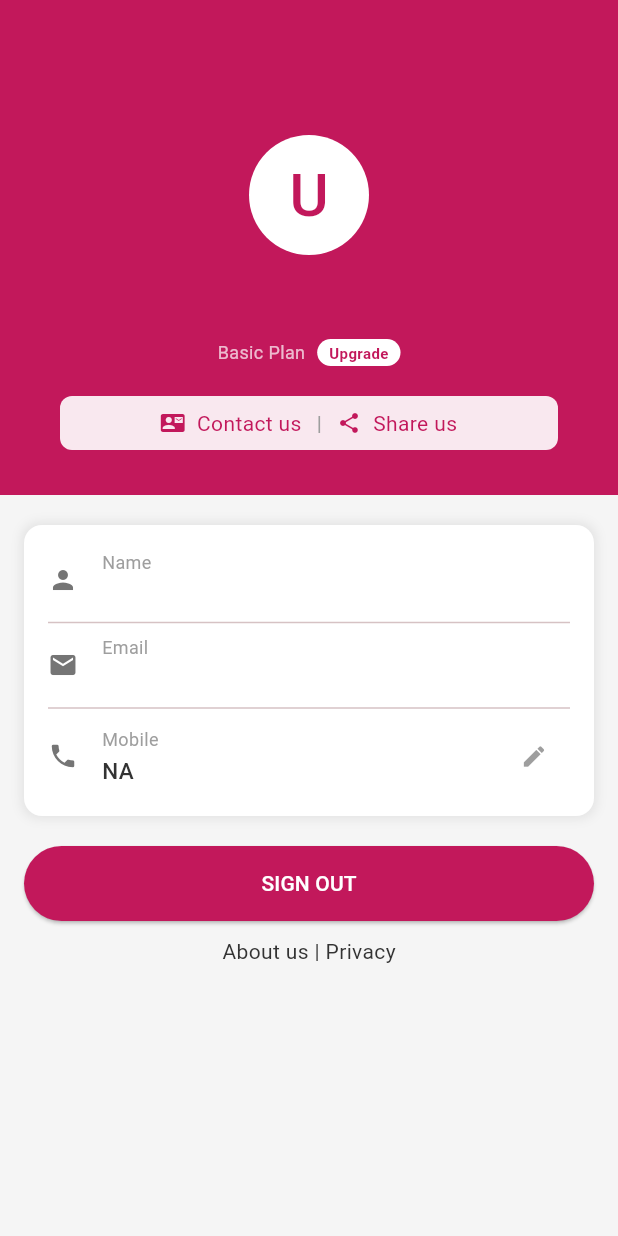
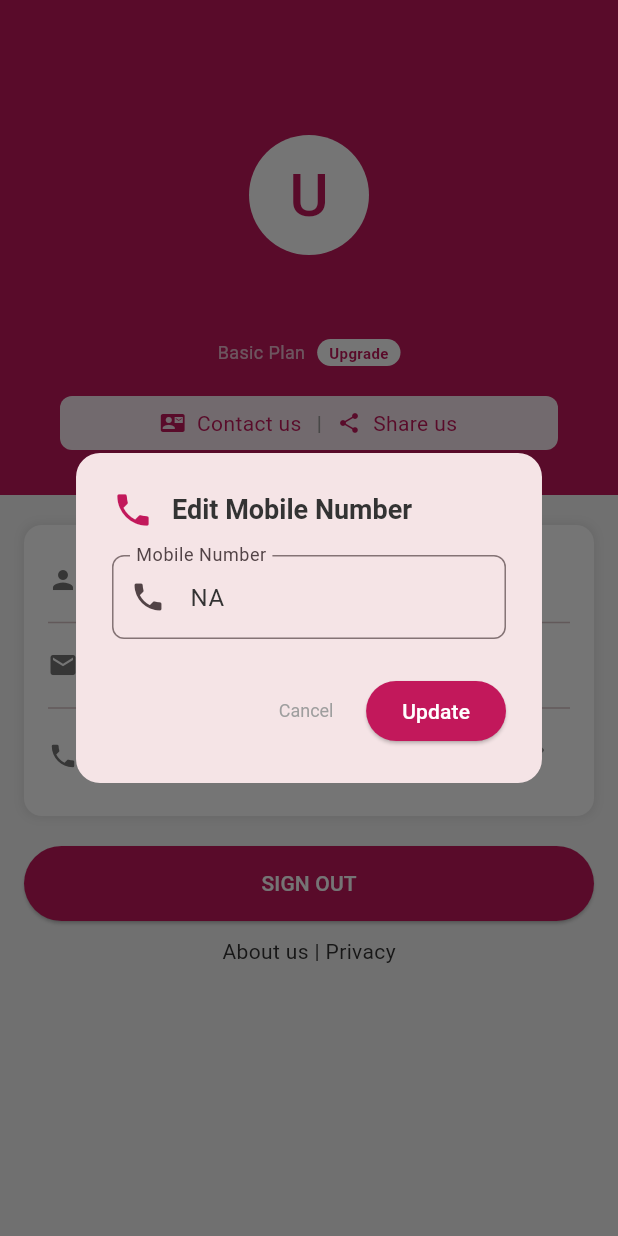
Before and after one commit to appDIbetu/tutor, a Flutter app: the ProfileScreen screen opened directly, after a tap on the "edit" icon, on a phone screen of 412 x 824 dp. Run offline on Flutter 3.47's test engine with Material 3 defaults, Android fonts, the phone set to English and light mode, and no system bars; our stand-ins replace bloc, carousel_slider, equatable, firebase_auth, firebase_core, fl_chart and 8 more; missing offline and left inert: syncfusion_flutter_pdfviewer; accounts and stored records are empty; network calls fail; Roboto replaces fonts that are missing (Poppins).

```diff
--- a/lib/features/profile/view/profile_screen.dart
+++ b/lib/features/profile/view/profile_screen.dart
@@ -19,6 +19,7 @@ class ProfileScreen extends StatefulWidget {
 class _ProfileScreenState extends State<ProfileScreen> {
   Map<String, String> userData = {};
   bool isLoading = true;
+  final TextEditingController _mobileController = TextEditingController();
 
   @override
   void initState() {
@@ -26,6 +27,12 @@ class _ProfileScreenState extends State<ProfileScreen> {
     _loadUserData();
     // Request premium status when screen loads
     context.read<PremiumBloc>().add(PremiumStatusRequested());
+  }
+
+  @override
+  void dispose() {
+    _mobileController.dispose();
+    super.dispose();
   }
 
   Future<void> _loadUserData() async {
@@ -299,7 +306,11 @@ class _ProfileScreenState extends State<ProfileScreen> {
             const Spacer(),
             if (isEditable)
               IconButton(
-                onPressed: () {},
+                onPressed: () {
+                  if (label == 'Mobile') {
+                    _showEditMobileDialog(context);
+                  }
+                },
                 icon: const Icon(Icons.edit, size: 18, color: Colors.grey),
               ),
           ],
@@ -402,4 +413,110 @@ class _ProfileScreenState extends State<ProfileScreen> {
       },
     );
   }
+
+  void _showEditMobileDialog(BuildContext context) {
+    _mobileController.text = userData['mobile'] ?? '';
+
+    showDialog(
+      context: context,
+      builder: (BuildContext context) {
+        return AlertDialog(
+          shape: RoundedRectangleBorder(
+            borderRadius: BorderRadius.circular(16),
+          ),
+          title: Row(
+            children: [
+              Icon(Icons.phone, color: AppColors.primary, size: 28),
+              const SizedBox(width: 12),
+              const Text(
+                'Edit Mobile Number',
+                style: TextStyle(fontSize: 18, fontWeight: FontWeight.bold),
+              ),
+            ],
+          ),
+          content: Column(
+            mainAxisSize: MainAxisSize.min,
+            children: [
+              TextFormField(
+                controller: _mobileController,
+                keyboardType: TextInputType.phone,
+                decoration: InputDecoration(
+                  labelText: 'Mobile Number',
+                  hintText: 'Enter your mobile number',
+                  border: OutlineInputBorder(
+                    borderRadius: BorderRadius.circular(8),
+                  ),
+                  prefixIcon: const Icon(Icons.phone),
+                ),
+                validator: (value) {
+                  if (value == null || value.isEmpty) {
+                    return 'Please enter your mobile number';
+                  }
+                  if (value.length < 10) {
+                    return 'Please enter a valid mobile number';
+                  }
+                  return null;
+                },
+              ),
+            ],
+          ),
+          actions: [
+            TextButton(
+              onPressed: () => Navigator.of(context).pop(),
+              child: const Text('Cancel'),
+            ),
+            BlocListener<AuthBloc, AuthState>(
+              listener: (context, state) {
+                if (state is AuthLoading) {
+                  // Show loading indicator
+                } else if (state is AuthAuthenticated) {
+                  Navigator.of(context).pop();
+                  ScaffoldMessenger.of(context).showSnackBar(
+                    const SnackBar(
+                      content: Text('Mobile number updated successfully!'),
+                      backgroundColor: Colors.green,
+                    ),
+                  );
+                  // Reload user data to reflect changes
+                  _loadUserData();
+                } else if (state is AuthError) {
+                  Navigator.of(context).pop();
+                  ScaffoldMessenger.of(context).showSnackBar(
+                    SnackBar(
+                      content: Text('Update failed: ${state.message}'),
+                      backgroundColor: Colors.red,
+                    ),
+                  );
+                }
+              },
+              child: ElevatedButton(
+                onPressed: () {
+                  final newMobile = _mobileController.text.trim();
+                  if (newMobile.isNotEmpty && newMobile.length >= 10) {
+                    context.read<AuthBloc>().add(
+                      AuthProfileUpdateRequested(
+                        name: userData['name'] ?? '',
+                        mobile: newMobile,
+                      ),
+                    );
+                  } else {
+                    ScaffoldMessenger.of(context).showSnackBar(
+                      const SnackBar(
+                        content: Text('Please enter a valid mobile number'),
+                        backgroundColor: Colors.orange,
+                      ),
+                    );
+                  }
+                },
+                style: ElevatedButton.styleFrom(
+                  backgroundColor: AppColors.primary,
+                ),
+                child: const Text('Update'),
+              ),
+            ),
+          ],
+        );
+      },
+    );
+  }
 }
```
